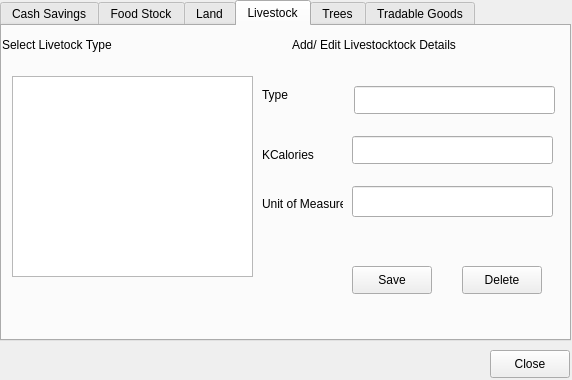
snim2mirror/openihm, file open-ihm/gui/designs/ui_manageassets.ui: the form before one commit.
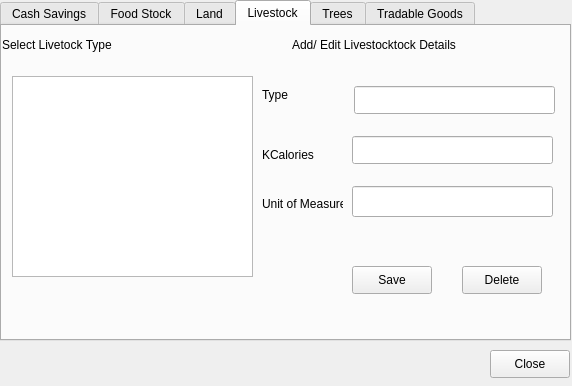
The form after the commit. The open tabs and pages were chosen to show the change.

The edit to the form file:
```diff
--- a/open-ihm/gui/designs/ui_manageassets.ui
+++ b/open-ihm/gui/designs/ui_manageassets.ui
@@ -7,7 +7,7 @@
     <x>0</x>
     <y>0</y>
     <width>572</width>
-    <height>380</height>
+    <height>386</height>
    </rect>
   </property>
   <property name="minimumSize">
```
Left out of the diff: 365 changed lines with no effect on the pictures.
